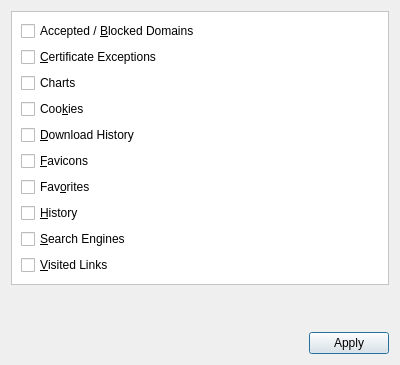
Qt form UI/dooble_clear_items.ui (textbrowser/dooble) before a commit.
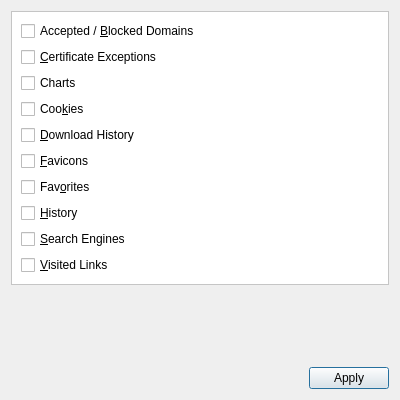
The same form after that commit. Icons and pictures are not drawn.

Patch:
```diff
--- a/UI/dooble_clear_items.ui
+++ b/UI/dooble_clear_items.ui
@@ -7,7 +7,7 @@
     <x>0</x>
     <y>0</y>
     <width>400</width>
-    <height>365</height>
+    <height>400</height>
    </rect>
   </property>
   <property name="windowTitle">
```
